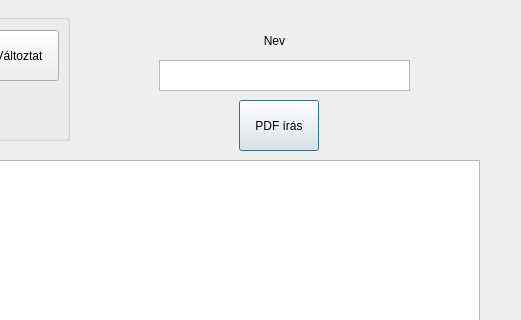
Before: the Qt Designer form general.ui in belakovi/beosztaskezelo, drawn with Qt 5; both pictures show x 761 to 1282 and y 0 to 320 of the 1282 by 655 pixel window.
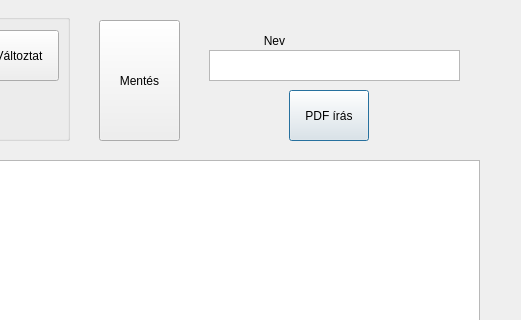
After: the same form once the commit is applied.

Diff of the .ui file:
```diff
--- a/general.ui
+++ b/general.ui
@@ -137,8 +137,8 @@
   <widget class="QPushButton" name="pdfButton">
    <property name="geometry">
     <rect>
-     <x>1000</x>
-     <y>100</y>
+     <x>1050</x>
+     <y>90</y>
      <width>80</width>
      <height>51</height>
     </rect>
@@ -150,8 +150,8 @@
   <widget class="QTextEdit" name="pdfNev">
    <property name="geometry">
     <rect>
-     <x>920</x>
-     <y>60</y>
+     <x>970</x>
+     <y>50</y>
      <width>251</width>
      <height>31</height>
     </rect>
@@ -345,6 +345,19 @@
     </property>
    </widget>
   </widget>
+  <widget class="QPushButton" name="MentButton">
+   <property name="geometry">
+    <rect>
+     <x>860</x>
+     <y>20</y>
+     <width>81</width>
+     <height>121</height>
+    </rect>
+   </property>
+   <property name="text">
+    <string>Mentés</string>
+   </property>
+  </widget>
  </widget>
  <resources/>
  <connections/>
```
